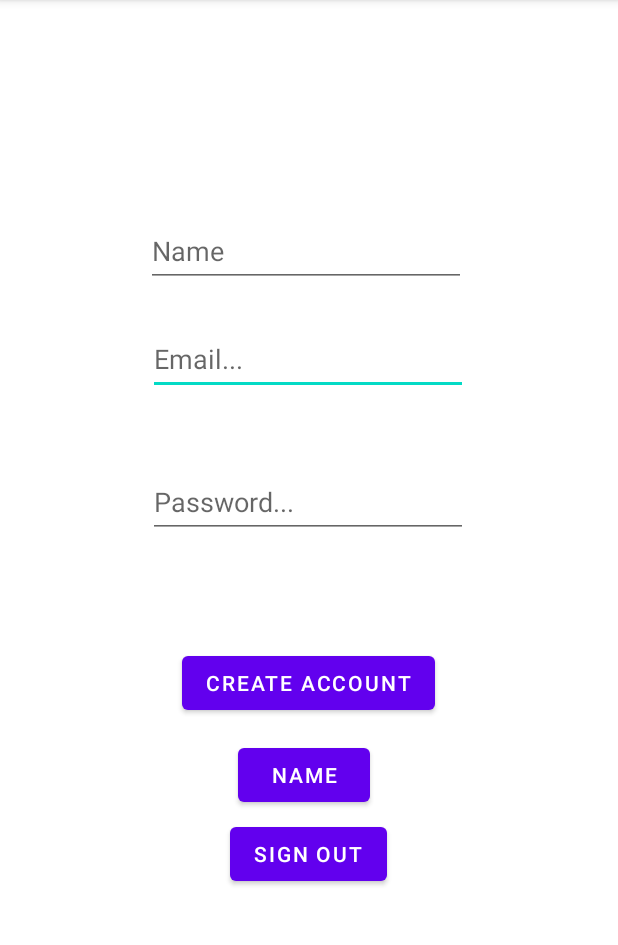
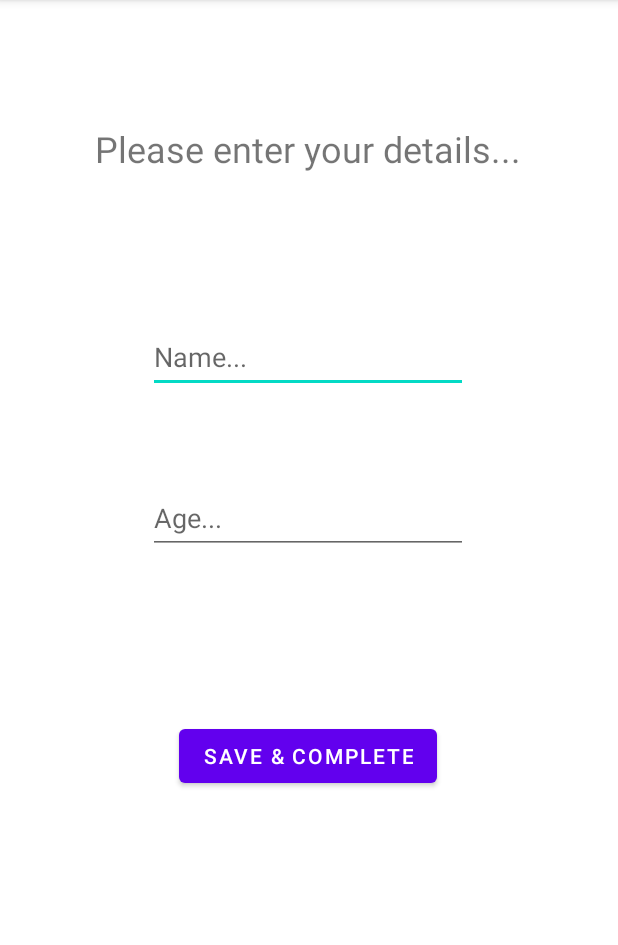
Before and after one commit to craigd87/Elucidate, an Android app: the SignUp screen opened directly, with no data from a screen before it, after a tap on "CREATE ACCOUNT", on a phone screen of 412 x 824 dp, the part 84-1029 px from its top. Run offline under Robolectric (Android 15) with nearby library versions, the light colour scheme and no system bars; our stand-ins replace Firebase (no records; nobody signed in at launch, a user with empty details on screens opened directly).

Commit message:
Changes to SignUp.kt and creation of UpdateProfile.kt

```diff
--- a/app/src/main/AndroidManifest.xml
+++ b/app/src/main/AndroidManifest.xml
@@ -11,6 +11,9 @@
         android:roundIcon="@mipmap/ic_launcher_round"
         android:supportsRtl="true"
         android:theme="@style/Theme.Elucidate">
+        <activity
+            android:name=".UpdateProfile"
+            android:exported="true" />
         <activity
             android:name=".Welcome"
             android:exported="true" />
--- a/app/src/main/java/com/example/elucidate/SignUp.kt
+++ b/app/src/main/java/com/example/elucidate/SignUp.kt
@@ -29,7 +29,7 @@ class SignUp : AppCompatActivity() {
         // Initialize Firebase Auth
         auth = Firebase.auth
 
-        val name= binding.editTextName.text
+
         val email= binding.btnEmail.text
         val password= binding.btnPassword.text
 
@@ -76,30 +76,7 @@ class SignUp : AppCompatActivity() {
 
                     }
                 }
-            val user = auth.currentUser
 
-            val profileUpdates =
-                UserProfileChangeRequest.Builder()
-                    .setDisplayName("$name")
-                    .build()
-
-            user!!.updateProfile(profileUpdates)
-                .addOnCompleteListener { task ->
-                    if (task.isSuccessful) {
-                        Log.d(ContentValues.TAG, "User profile updated.")
-
-                        //updateUI(user)
-                    } else {
-                        // If sign in fails, display a message to the user.
-                        Log.w(ContentValues.TAG, "createUserWithEmail:failure", task.exception)
-                        Toast.makeText(
-                            baseContext, "profile update failed.",
-                            Toast.LENGTH_SHORT
-                        ).show()
-                        //updateUI(null)
-                    }
-
-                }
             /*val intent= Intent(this, Welcome::class.java).apply{
                 intent.putExtra("Name","$name")
                 intent.putExtra("Email","$email")
@@ -114,6 +91,8 @@ class SignUp : AppCompatActivity() {
             intent.putExtras(userDetails)
 
             startActivity(intent)*/
+            val intent= Intent(this, UpdateProfile::class.java)
+            startActivity(intent)
         }
 
         val user = auth.currentUser
--- /dev/null
+++ b/app/src/main/java/com/example/elucidate/UpdateProfile.kt
@@ -0,0 +1,82 @@
+package com.example.elucidate
+
+import android.content.ContentValues
+import android.content.Intent
+import androidx.appcompat.app.AppCompatActivity
+import android.os.Bundle
+import android.util.Log
+import android.widget.Toast
+import com.example.elucidate.databinding.ActivityUpdateProfileBinding
+import com.example.elucidate.databinding.ActivityWelcomeBinding
+import com.google.firebase.auth.FirebaseAuth
+import com.google.firebase.auth.UserProfileChangeRequest
+import com.google.firebase.auth.ktx.auth
+import com.google.firebase.ktx.Firebase
+
+private lateinit var auth: FirebaseAuth
+class UpdateProfile : AppCompatActivity() {
+    override fun onCreate(savedInstanceState: Bundle?) {
+        super.onCreate(savedInstanceState)
+        val binding = ActivityUpdateProfileBinding.inflate(layoutInflater)
+
+        setContentView(binding?.root)
+
+        auth = Firebase.auth
+        val user = auth.currentUser
+        val name= binding.editTexProfileName.text
+        val age= binding.editTextProfileAge.text
+        val uid= user?.uid
+        val hashMap = hashMapOf<String, Any>(
+            "id" to "$uid",
+            "name" to "$name",
+            "age" to "$age"
+
+        )
+
+        binding.btnUpdateProfile.setOnClickListener{
+
+
+            /*val profileUpdates =
+                UserProfileChangeRequest.Builder()
+                    .setDisplayName("$name")
+                    .build()
+
+            user!!.updateProfile(profileUpdates)
+                .addOnCompleteListener { task ->
+                    if (task.isSuccessful) {
+                        Log.d(ContentValues.TAG, "User profile updated.")
+
+                    } else {
+                        // If sign in fails, display a message to the user.
+                        Log.w(ContentValues.TAG, "createUserWithEmail:failure", task.exception)
+                        Toast.makeText(
+                            baseContext, "profile update failed.",
+                            Toast.LENGTH_SHORT
+                        ).show()
+
+                    }
+
+                }*/
+            FirebaseUtils().fireStoreDatabase.collection("users")
+                .add(hashMap)
+                .addOnSuccessListener {
+                    Log.d(TAG, "Added document with ID ${it.id}")
+                    Toast.makeText(
+                        baseContext, "SUCCESS!",
+                        Toast.LENGTH_SHORT
+                    ).show()
+                }
+                .addOnFailureListener { exception ->
+                    Log.w(TAG, "Error adding document $exception")
+                    Toast.makeText(
+                        baseContext, "Error adding document $exception",
+                        Toast.LENGTH_LONG
+                    ).show()
+                }
+            val intent= Intent(this, Dashboard::class.java)
+
+
+            startActivity(intent)
+        }
+    }
+}
--- /dev/null
+++ b/app/src/main/res/layout/activity_update_profile.xml
@@ -0,0 +1,72 @@
+<?xml version="1.0" encoding="utf-8"?>
+<androidx.constraintlayout.widget.ConstraintLayout xmlns:android="http://schemas.android.com/apk/res/android"
+    xmlns:app="http://schemas.android.com/apk/res-auto"
+    xmlns:tools="http://schemas.android.com/tools"
+    android:layout_width="match_parent"
+    android:layout_height="match_parent"
+    tools:context=".UpdateProfile">
+
+    <TextView
+        android:id="@+id/textViewEnterDetails"
+        android:layout_width="wrap_content"
+        android:layout_height="wrap_content"
+        android:layout_marginStart="64dp"
+        android:layout_marginTop="99dp"
+        android:layout_marginEnd="65dp"
+        android:layout_marginBottom="49dp"
+        android:text="@string/please_enter_your_details"
+        android:textSize="24sp"
+        app:layout_constraintBottom_toTopOf="@+id/editTexProfileName"
+        app:layout_constraintEnd_toEndOf="parent"
+        app:layout_constraintStart_toStartOf="parent"
+        app:layout_constraintTop_toTopOf="parent" />
+
+    <EditText
+        android:id="@+id/editTexProfileName"
+        android:layout_width="wrap_content"
+        android:layout_height="wrap_content"
+        android:layout_marginStart="100dp"
+        android:layout_marginTop="49dp"
+        android:layout_marginEnd="101dp"
+        android:layout_marginBottom="32dp"
+        android:ems="10"
+        android:hint="@string/profile_name"
+        android:inputType="textPersonName"
+        android:minHeight="48dp"
+        app:layout_constraintBottom_toTopOf="@+id/editTextProfileAge"
+        app:layout_constraintEnd_toEndOf="parent"
+        app:layout_constraintStart_toStartOf="parent"
+        app:layout_constraintTop_toBottomOf="@+id/textViewEnterDetails" />
+
+    <EditText
+        android:id="@+id/editTextProfileAge"
+        android:layout_width="wrap_content"
+        android:layout_height="wrap_content"
+        android:layout_marginStart="100dp"
+        android:layout_marginTop="27dp"
+        android:layout_marginEnd="101dp"
+        android:layout_marginBottom="63dp"
+        android:ems="10"
+        android:hint="@string/age"
+        android:inputType="number"
+        android:minHeight="48dp"
+        app:layout_constraintBottom_toTopOf="@+id/btnUpdateProfile"
+        app:layout_constraintEnd_toEndOf="parent"
+        app:layout_constraintStart_toStartOf="parent"
+        app:layout_constraintTop_toBottomOf="@+id/editTexProfileName" />
+
+    <Button
+        android:id="@+id/btnUpdateProfile"
+        android:layout_width="wrap_content"
+        android:layout_height="wrap_content"
+        android:layout_marginStart="118dp"
+        android:layout_marginTop="47dp"
+        android:layout_marginEnd="119dp"
+        android:layout_marginBottom="257dp"
+        android:text="@string/save_complete"
+        app:layout_constraintBottom_toBottomOf="parent"
+        app:layout_constraintEnd_toEndOf="parent"
+        app:layout_constraintStart_toStartOf="parent"
+        app:layout_constraintTop_toBottomOf="@+id/editTextProfileAge" />
+
+</androidx.constraintlayout.widget.ConstraintLayout>
--- a/app/src/main/res/values/strings.xml
+++ b/app/src/main/res/values/strings.xml
@@ -25,4 +25,8 @@
     <string name="don_t_have_an_account_sign_up_here">Don\'t have an account? Sign up here</string>
     <string name="sign_out">Sign Out</string>
     <string name="go_to_dashboard">Go To Dashboard</string>
+    <string name="age">Age...</string>
+    <string name="save_complete"><![CDATA[Save & complete]]></string>
+    <string name="profile_name">Name...</string>
+    <string name="please_enter_your_details">Please enter your details...</string>
 </resources>
```
